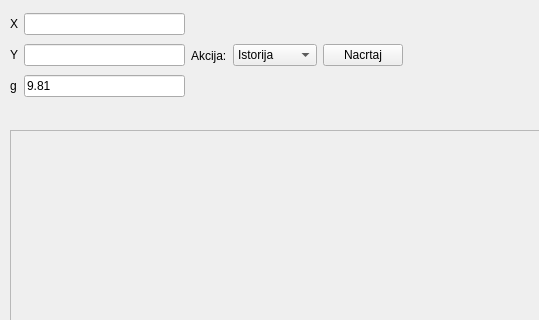
The window that projekat.ui (mgrujcic/Brahistohrona) describes before a commit, drawn with Qt 5; both pictures show x 0 to 539 and y 0 to 320 of the 700 by 700 pixel window.
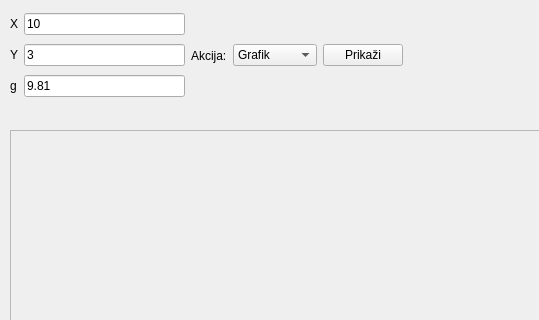
The same window after the commit.

Commit message: Ispravke za UI

```diff
--- a/projekat.ui
+++ b/projekat.ui
@@ -86,10 +86,18 @@
         </widget>
        </item>
        <item row="2" column="2">
-        <widget class="QLineEdit" name="unosY"/>
+        <widget class="QLineEdit" name="unosY">
+         <property name="text">
+          <string>3</string>
+         </property>
+        </widget>
        </item>
        <item row="1" column="2">
-        <widget class="QLineEdit" name="unosX"/>
+        <widget class="QLineEdit" name="unosX">
+         <property name="text">
+          <string>10</string>
+         </property>
+        </widget>
        </item>
       </layout>
      </item>
@@ -104,16 +112,6 @@
        </item>
        <item>
         <widget class="QComboBox" name="comboBox">
-         <item>
-          <property name="text">
-           <string>Istorija</string>
-          </property>
-         </item>
-         <item>
-          <property name="text">
-           <string>Cikloida</string>
-          </property>
-         </item>
          <item>
           <property name="text">
            <string>Grafik</string>
@@ -129,7 +127,7 @@
        <item>
         <widget class="QPushButton" name="pushButton">
          <property name="text">
-          <string>Nacrtaj</string>
+          <string>Prikaži</string>
          </property>
         </widget>
        </item>
```
Left out of the diff: 12 changed lines with no effect on the pictures. The commit also changes 5 other files.
